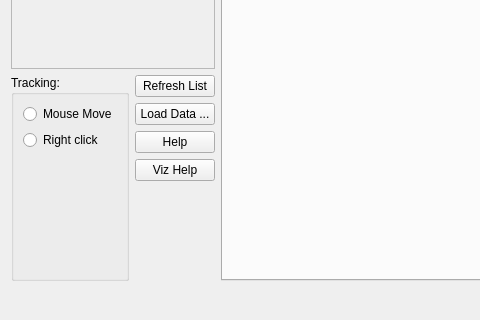
This is ui_multiview.ui in mbernasocchi/multiview as Qt 5 draws it before an edit; both pictures show x 0 to 480 and y 168 to 488 of the 857 by 488 pixel window. The edited form follows.
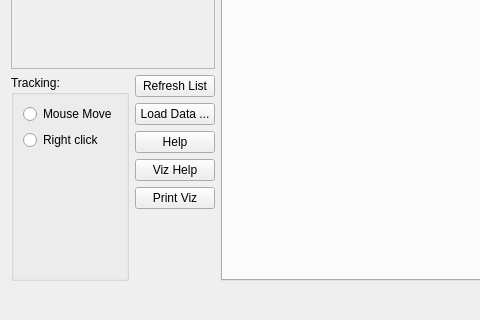
This is the edited form.

Patch:
```diff
--- a/ui_multiview.ui
+++ b/ui_multiview.ui
@@ -142,6 +142,13 @@
              </property>
             </widget>
            </item>
+           <item>
+            <widget class="QPushButton" name="printButton">
+             <property name="text">
+              <string>Print Viz</string>
+             </property>
+            </widget>
+           </item>
            <item>
             <spacer name="verticalSpacer">
              <property name="orientation">
```
Left out of the diff: 2 changed lines with no effect on the pictures.
